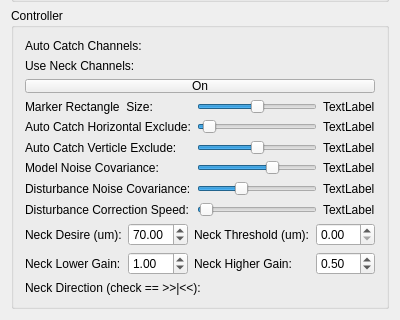
DaveSketchySpeedway/RoboDrop, file EVA01/ueva/dashboard.ui: the form before one commit; both pictures show x 0 to 400 and y 480 to 800 of the 400 by 800 pixel window.
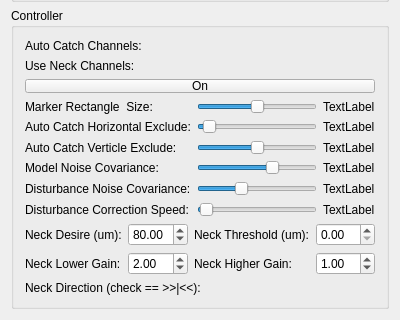
The form after the commit.

Commit message: changed dashboard default values

Diff of the .ui file:
```diff
--- a/EVA01/ueva/dashboard.ui
+++ b/EVA01/ueva/dashboard.ui
@@ -677,7 +677,7 @@
         <item row="0" column="1">
          <widget class="QDoubleSpinBox" name="neckDesireSBox">
           <property name="value">
-           <double>70.000000000000000</double>
+           <double>80.000000000000000</double>
           </property>
          </widget>
         </item>
@@ -701,7 +701,7 @@
            <double>0.010000000000000</double>
           </property>
           <property name="value">
-           <double>1.000000000000000</double>
+           <double>2.000000000000000</double>
           </property>
          </widget>
         </item>
@@ -718,7 +718,7 @@
            <double>0.010000000000000</double>
           </property>
           <property name="value">
-           <double>0.500000000000000</double>
+           <double>1.000000000000000</double>
           </property>
          </widget>
         </item>
```
The commit also changes 1 other file.
